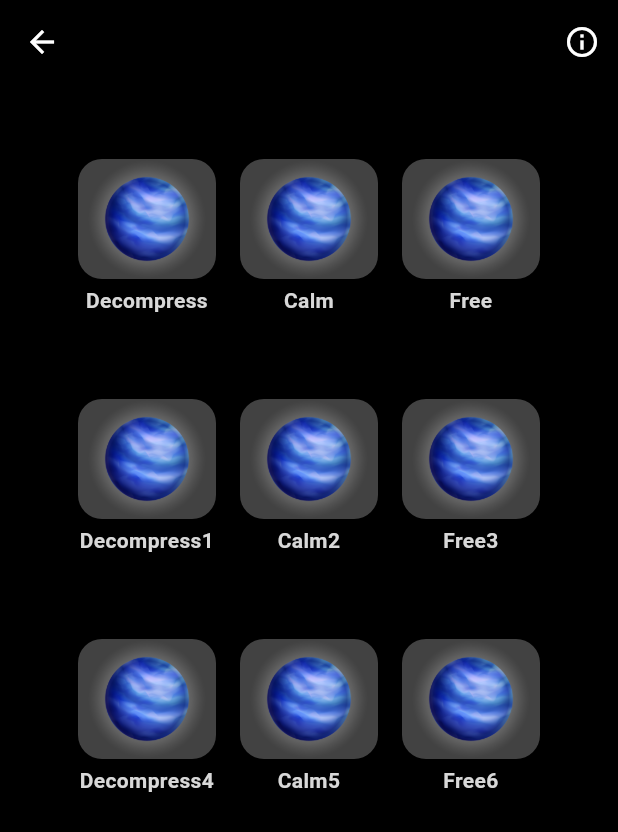
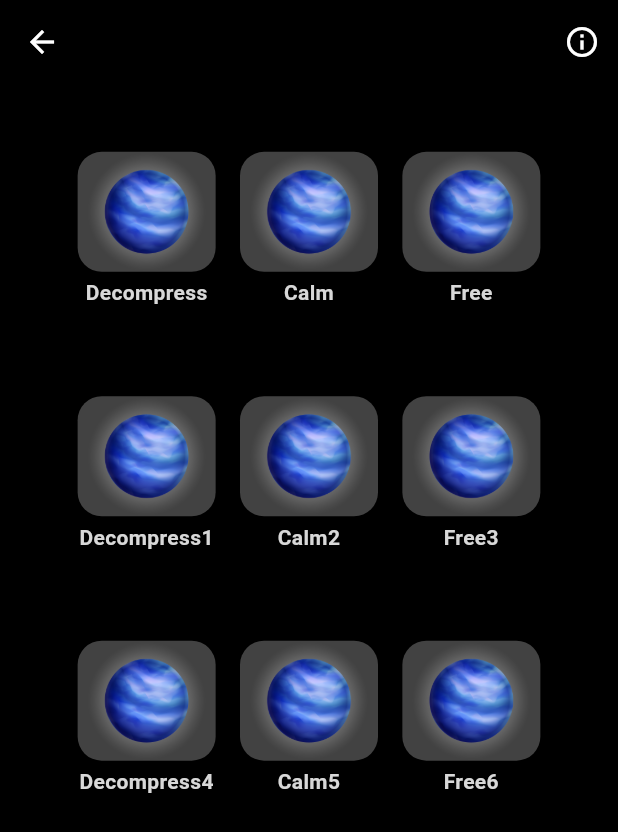
Before and after one commit to nayan1306/aarav, a Flutter app: the CalmPage screen opened directly, on a phone screen of 412 x 824 dp. Shown: the top 832 px of the screen. Run offline on Flutter 3.47's test engine with Material 3 defaults, Android fonts, the phone set to English and light mode, and no system bars; our stand-ins replace audioplayers, hive, hive_flutter, image_picker, salomon_bottom_bar, table_calendar and 1 more; missing offline and left inert: flutter_sound_record; accounts and stored records are empty.

Commit message:
calm page responsive

```diff
--- a/lib/Pages/breathing/breathingpages/calmpage.dart
+++ b/lib/Pages/breathing/breathingpages/calmpage.dart
@@ -9,7 +9,6 @@ class CalmPage extends StatefulWidget {
   State<CalmPage> createState() => _CalmPageState();
 }
 
-// TODO: change everything as per the context
 class _CalmPageState extends State<CalmPage> {
   final List<Map<String, dynamic>> breathingExercises = [
     {
@@ -60,17 +59,18 @@ class _CalmPageState extends State<CalmPage> {
   ];
 
   Widget _buildBreathingTileRow(List<Map<String, dynamic>> items) {
+    double screenWidth = MediaQuery.of(context).size.width;
     return Row(
       mainAxisAlignment: MainAxisAlignment.center,
       children:
-          items.map((exercise) {
-            return Padding(
-              padding: const EdgeInsets.symmetric(horizontal: 4),
+          items
+              .map(
+                (exercise) => Padding(
+                  padding: EdgeInsets.symmetric(horizontal: screenWidth * 0.01),
                   child: BreathingTileAnimated(
                     assetImagePath: exercise["image"],
                     title: exercise["title"],
                     onTap: () {
-                  print("Tapped: ${exercise["title"]}");
                       Navigator.of(context).push(
                         MaterialPageRoute(
                           builder:
@@ -83,13 +83,15 @@ class _CalmPageState extends State<CalmPage> {
                       );
                     },
                   ),
-            );
-          }).toList(),
+                ),
+              )
+              .toList(),
     );
   }
 
   @override
   Widget build(BuildContext context) {
+    double screenHeight = MediaQuery.of(context).size.height;
     return Scaffold(
       appBar: AppBar(
         backgroundColor: Colors.black,
@@ -102,13 +104,13 @@ class _CalmPageState extends State<CalmPage> {
         ],
       ),
       body: ListView(
-        padding: const EdgeInsets.all(16),
+        padding: EdgeInsets.all(screenHeight * 0.01),
         children: [
-          const SizedBox(height: 30),
+          SizedBox(height: screenHeight * 0.04),
           _buildBreathingTileRow(breathingExercises.sublist(0, 3)),
-          const SizedBox(height: 30),
+          SizedBox(height: screenHeight * 0.04),
           _buildBreathingTileRow(breathingExercises.sublist(3, 6)),
-          const SizedBox(height: 30),
+          SizedBox(height: screenHeight * 0.04),
           _buildBreathingTileRow(breathingExercises.sublist(6, 9)),
         ],
       ),
```
Lines whose indentation alone changed are shown as unchanged.
